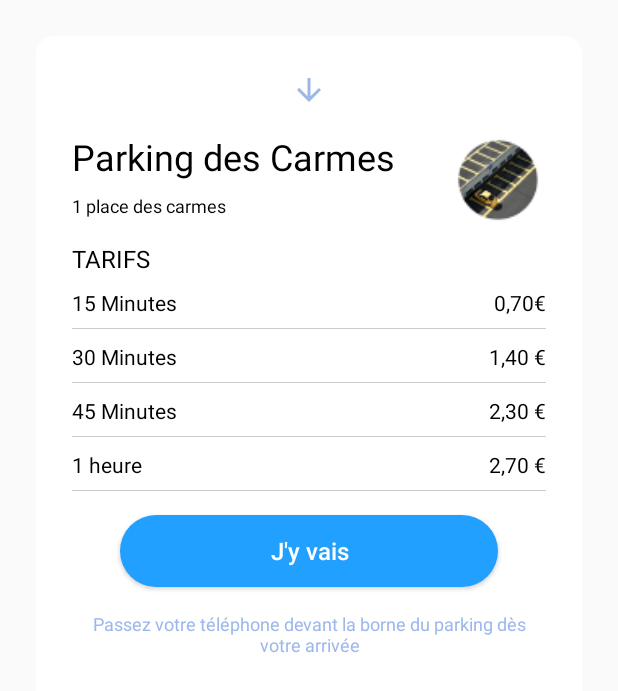
After one commit to appstud/nfc_card, an Android app: the layout parking_dialog_fragment_bottom_sheet.xml on its own in the app's theme, with its tools: preview values and no code run, on a phone screen of 412 x 824 dp. The commit adds this screen. Shown: the top 691 px of the screen. Run offline under Robolectric (Android 15) with nearby library versions, the light colour scheme and no system bars.

Commit message:
style on parking details. fixed text for now.

```diff
--- a/app/src/main/java/com/appstud/parking/MapsActivity.java
+++ b/app/src/main/java/com/appstud/parking/MapsActivity.java
@@ -7,6 +7,7 @@ import android.graphics.Bitmap;
 import android.nfc.NfcAdapter;
 import android.os.Bundle;
 import android.support.annotation.NonNull;
+import android.support.design.widget.BottomSheetDialogFragment;
 import android.support.v4.app.ActivityCompat;
 import android.support.v4.content.ContextCompat;
 import android.support.v7.app.AppCompatActivity;
@@ -35,7 +36,7 @@ import java.io.InputStream;
 import butterknife.ButterKnife;
 
 public class MapsActivity extends AppCompatActivity implements OnMapReadyCallback,
-        ActivityCompat.OnRequestPermissionsResultCallback {
+        ActivityCompat.OnRequestPermissionsResultCallback, GoogleMap.OnMarkerClickListener {
 
     private static final String TAG = MapsActivity.class.toString();
     /**
@@ -97,6 +98,8 @@ public class MapsActivity extends AppCompatActivity implements OnMapReadyCallbac
     @Override
     public void onMapReady(GoogleMap googleMap) {
         mMap = googleMap;
+        mMap.setOnMarkerClickListener(this);
+
         int paddingInPixels = UIUtils.dpToPx(56, getResources().getDisplayMetrics());
         mMap.setPadding(0, paddingInPixels, 0, paddingInPixels);
         try {
@@ -230,7 +233,6 @@ public class MapsActivity extends AppCompatActivity implements OnMapReadyCallbac
                         }
                     });
 
-
         }
     }
 
@@ -241,4 +243,16 @@ public class MapsActivity extends AppCompatActivity implements OnMapReadyCallbac
         nfcAdapter.disableReaderMode(this);
         nfcAdapter.disableForegroundDispatch(this);
     }
+
+    @Override
+    public boolean onMarkerClick(Marker marker) {
+        PlaceModel tmpPlaceModel = (PlaceModel) marker.getTag();
+
+        if (tmpPlaceModel.getContent() != null) {
+            BottomSheetDialogFragment bottomSheetDialogFragment = new ParkingDetailsBottomSheetDialogFragment();
+            bottomSheetDialogFragment.show(getSupportFragmentManager(), bottomSheetDialogFragment.getTag());
+        }
+
+        return false;
+    }
 }
--- /dev/null
+++ b/app/src/main/java/com/appstud/parking/ParkingDetailsBottomSheetDialogFragment.java
@@ -0,0 +1,43 @@
+package com.appstud.parking;
+
+import android.app.Dialog;
+import android.support.annotation.NonNull;
+import android.support.design.widget.BottomSheetBehavior;
+import android.support.design.widget.BottomSheetDialogFragment;
+import android.support.design.widget.CoordinatorLayout;
+import android.view.View;
+
+public class ParkingDetailsBottomSheetDialogFragment extends BottomSheetDialogFragment {
+
+    private BottomSheetBehavior.BottomSheetCallback mBottomSheetBehaviorCallback = new BottomSheetBehavior.BottomSheetCallback() {
+
+        @Override
+        public void onStateChanged(@NonNull View bottomSheet, int newState) {
+            if (newState == BottomSheetBehavior.STATE_HIDDEN) {
+                dismiss();
+            }
+
+        }
+
+        @Override
+        public void onSlide(@NonNull View bottomSheet, float slideOffset) {
+        }
+    };
+
+    @Override
+    public void setupDialog(Dialog dialog, int style) {
+        super.setupDialog(dialog, style);
+        View contentView = View.inflate(getContext(), R.layout.parking_dialog_fragment_bottom_sheet, null);
+        dialog.setContentView(contentView);
+
+        CoordinatorLayout.LayoutParams params = (CoordinatorLayout.LayoutParams) ((View) contentView.getParent()).getLayoutParams();
+        CoordinatorLayout.Behavior behavior = params.getBehavior();
+
+        ((View) contentView.getParent()).setBackgroundColor(getResources().getColor(android.R.color.transparent));
+
+        if (behavior != null && behavior instanceof BottomSheetBehavior) {
+            ((BottomSheetBehavior) behavior).setBottomSheetCallback(mBottomSheetBehaviorCallback);
+        }
+
+    }
+}
--- /dev/null
+++ b/app/src/main/res/drawable-mdpi/top_round_rectangle.xml
@@ -0,0 +1,10 @@
+<?xml version="1.0" encoding="utf-8"?>
+<shape xmlns:android="http://schemas.android.com/apk/res/android"
+       android:shape="rectangle">
+    <solid android:color="@android:color/white"/>
+    <corners
+        android:topLeftRadius="@dimen/round_sheet_radius"
+        android:topRightRadius="@dimen/round_sheet_radius"
+
+        />
+</shape>
--- /dev/null
+++ b/app/src/main/res/drawable/bottom_grey_border.xml
@@ -0,0 +1,22 @@
+<?xml version="1.0" encoding="utf-8"?>
+<layer-list xmlns:android="http://schemas.android.com/apk/res/android">
+
+    <item>
+
+        <shape>
+            <stroke
+                android:width="0.7dp"
+                android:color="@color/grey"
+                />
+        </shape>
+
+    </item>
+
+    <item android:bottom="1dp">
+        <shape>
+            <padding android:top="1dp"/>
+            <solid android:color="@color/white"/>
+        </shape>
+    </item>
+
+</layer-list>
--- /dev/null
+++ b/app/src/main/res/drawable/ic_arrow_downward_black_24dp.xml
@@ -0,0 +1,9 @@
+<vector xmlns:android="http://schemas.android.com/apk/res/android"
+        android:width="24dp"
+        android:height="24dp"
+        android:viewportWidth="24.0"
+        android:viewportHeight="24.0">
+    <path
+        android:pathData="M20,12l-1.41,-1.41L13,16.17V4h-2v12.17l-5.58,-5.59L4,12l8,8 8,-8z"
+        android:fillColor="#010101"/>
+</vector>
--- /dev/null
+++ b/app/src/main/res/drawable/white_round.xml
@@ -0,0 +1,6 @@
+<?xml version="1.0" encoding="utf-8"?>
+<shape xmlns:android="http://schemas.android.com/apk/res/android"
+       android:shape="rectangle">
+    <solid android:color="@android:color/white"/>
+    <corners android:radius="@dimen/round_button_radius"/>
+</shape>
--- a/app/src/main/res/layout/content_nfc.xml
+++ b/app/src/main/res/layout/content_nfc.xml
@@ -203,20 +203,9 @@
 
         <Button
             android:id="@+id/parking_receipt_btn"
-            android:layout_width="match_parent"
-            android:layout_height="wrap_content"
+            style="@style/CallToAction"
 
-            android:layout_marginBottom="@dimen/padding_medium"
-            android:layout_marginLeft="@dimen/padding_large"
-            android:layout_marginRight="@dimen/padding_large"
-            android:layout_marginTop="@dimen/padding_medium"
-
-            android:background="@drawable/blue_round_button"
             android:text="@string/get_parking_receipt"
-            android:textAllCaps="false"
-            android:textColor="@color/white"
-            android:textSize="@dimen/text_size_regular"
-
             />
     </LinearLayout>
 
--- /dev/null
+++ b/app/src/main/res/layout/parking_dialog_fragment_bottom_sheet.xml
@@ -0,0 +1,215 @@
+<?xml version="1.0" encoding="utf-8"?>
+<LinearLayout
+    xmlns:android="http://schemas.android.com/apk/res/android"
+    xmlns:app="http://schemas.android.com/apk/res-auto"
+    android:layout_width="match_parent"
+    android:layout_height="match_parent"
+    android:background="@android:color/transparent"
+    android:paddingLeft="@dimen/padding_sheet"
+    android:paddingRight="@dimen/padding_sheet"
+
+    android:paddingTop="@dimen/padding_sheet"
+    >
+
+
+    <RelativeLayout
+        android:layout_width="match_parent"
+        android:layout_height="wrap_content"
+        android:background="@drawable/top_round_rectangle"
+        android:orientation="vertical"
+        android:padding="@dimen/padding_sheet"
+        >
+
+        <ImageView
+            android:id="@+id/arrow"
+            android:layout_width="wrap_content"
+            android:layout_height="wrap_content"
+            android:layout_alignParentTop="true"
+            android:layout_centerHorizontal="true"
+            android:layout_gravity="center"
+            android:layout_marginBottom="@dimen/padding_medium"
+            android:tint="@color/purple"
+            app:srcCompat="@drawable/ic_arrow_downward_black_24dp"
+            />
+
+        <TextView
+            android:id="@+id/parking_details_name"
+            android:layout_width="wrap_content"
+            android:layout_height="wrap_content"
+            android:layout_alignParentLeft="true"
+            android:layout_below="@+id/arrow"
+            android:layout_toLeftOf="@+id/parking_details_picture"
+            android:text="Parking des Carmes"
+            android:textColor="@android:color/black"
+            android:textSize="@dimen/text_size_large"
+            />
+
+        <TextView
+            android:id="@+id/parking_details_address"
+            android:layout_width="wrap_content"
+            android:layout_height="wrap_content"
+            android:layout_alignParentLeft="true"
+            android:layout_below="@+id/parking_details_name"
+            android:layout_marginTop="@dimen/padding_small"
+            android:layout_toLeftOf="@+id/parking_details_picture"
+            android:text="1 place des carmes"
+            android:textColor="@android:color/black"
+
+            android:textSize="@dimen/text_size_small"
+            />
+
+        <ImageView
+            android:id="@+id/parking_details_picture"
+            android:layout_width="@dimen/parking_details_picture_size"
+            android:layout_height="@dimen/parking_details_picture_size"
+            android:layout_alignParentRight="true"
+            android:layout_below="@+id/arrow"
+            android:background="@drawable/white_round"
+            app:srcCompat="@drawable/carmes"/>
+
+        <LinearLayout
+            android:layout_width="match_parent"
+            android:layout_height="wrap_content"
+            android:layout_below="@+id/parking_details_address"
+            android:layout_marginTop="@dimen/padding_medium"
+            android:orientation="vertical">
+
+
+            <TextView
+                android:id="@+id/parking_details_price_title"
+                android:layout_width="match_parent"
+                android:layout_height="wrap_content"
+                android:text="@string/parking_details_price_title"
+                android:textAllCaps="true"
+                android:textColor="@android:color/black"
+                android:textSize="@dimen/text_size_regular"/>
+
+            <LinearLayout
+                style="@style/ParkingPriceLayout"
+                android:layout_width="match_parent"
+
+
+                android:layout_height="wrap_content"
+
+                android:orientation="horizontal"
+                >
+
+                <TextView
+                    style="@style/ParkingPrice"
+                    android:layout_width="0dp"
+                    android:layout_height="wrap_content"
+                    android:layout_weight="1"
+                    android:text="@string/parking_details_first_price_label"/>
+
+                <TextView
+                    style="@style/ParkingPrice"
+                    android:layout_width="0dp"
+                    android:layout_height="wrap_content"
+                    android:layout_weight="1"
+                    android:gravity="end"
+
+                    android:text="@string/parking_details_first_price_value"/>
+            </LinearLayout>
+
+            <LinearLayout
+                style="@style/ParkingPriceLayout"
+                android:layout_width="match_parent"
+
+
+                android:layout_height="wrap_content"
+
+                android:orientation="horizontal"
+                >
+
+                <TextView
+                    style="@style/ParkingPrice"
+                    android:layout_width="0dp"
+                    android:layout_height="wrap_content"
+                    android:layout_weight="1"
+                    android:text="@string/parking_details_second_price_label"/>
+
+                <TextView
+                    style="@style/ParkingPrice"
+                    android:layout_width="0dp"
+                    android:layout_height="wrap_content"
+                    android:layout_weight="1"
+                    android:gravity="end"
+
+                    android:text="@string/parking_details_second_price_value"/>
+            </LinearLayout>
+
+            <LinearLayout
+                style="@style/ParkingPriceLayout"
+                android:layout_width="match_parent"
+
+
+                android:layout_height="wrap_content"
+
+                android:orientation="horizontal"
+                >
+
+                <TextView
+                    style="@style/ParkingPrice"
+                    android:layout_width="0dp"
+                    android:layout_height="wrap_content"
+                    android:layout_weight="1"
+                    android:text="@string/parking_details_third_price_label"/>
+
+                <TextView
+                    style="@style/ParkingPrice"
+                    android:layout_width="0dp"
+                    android:layout_height="wrap_content"
+                    android:layout_weight="1"
+                    android:gravity="end"
+
+                    android:text="@string/parking_details_third_price_value"/>
+            </LinearLayout>
+
+            <LinearLayout
+                style="@style/ParkingPriceLayout"
+                android:layout_width="match_parent"
+
+
+                android:layout_height="wrap_content"
+
+                android:orientation="horizontal"
+                >
+
+                <TextView
+                    style="@style/ParkingPrice"
+                    android:layout_width="0dp"
+                    android:layout_height="wrap_content"
+                    android:layout_weight="1"
+                    android:text="@string/parking_details_fourth_price_label"/>
+
+                <TextView
+                    style="@style/ParkingPrice"
+                    android:layout_width="0dp"
+                    android:layout_height="wrap_content"
+                    android:layout_weight="1"
+                    android:gravity="end"
+
+                    android:text="@string/parking_details_fourth_price_value"/>
+            </LinearLayout>
+
+            <Button
+                style="@style/CallToAction"
+                android:layout_width="match_parent"
+                android:layout_height="wrap_content"
+                android:text="@string/go_to_parking"
+                />
+
+            <TextView
+                android:layout_width="match_parent"
+                android:layout_height="match_parent"
+                android:layout_gravity="center"
+                android:gravity="center"
+                android:text="@string/use_your_phone_on_parking_station"
+                android:textColor="@color/purple"
+                android:textSize="@dimen/text_size_small"
+                />
+        </LinearLayout>
+
+    </RelativeLayout>
+
+</LinearLayout>
--- a/app/src/main/res/values/colors.xml
+++ b/app/src/main/res/values/colors.xml
@@ -1,11 +1,12 @@
 <?xml version="1.0" encoding="utf-8"?>
 <resources>
     <color name="colorPrimary">#FFFFFF</color>
-    <color name="colorPrimaryDark">#CCCCCC</color>
+    <color name="colorPrimaryDark">@color/grey</color>
     <color name="colorAccent">@color/blue</color>
 
     <color name="blue">#21A0FF</color>
     <color name="purple">#9CB8EA</color>
     <color name="white">#ffffff</color>
+    <color name="grey">#cccccc</color>
 
 </resources>
--- a/app/src/main/res/values/dimens.xml
+++ b/app/src/main/res/values/dimens.xml
@@ -7,11 +7,14 @@
     <dimen name="parking_ticket_details_margin">30dp</dimen>
     <dimen name="close_icon_size">32dp</dimen>
     <dimen name="padding_medium">16dp</dimen>
+    <dimen name="padding_sheet">24dp</dimen>
     <dimen name="text_size_regular">16sp</dimen>
     <dimen name="padding_large">32dp</dimen>
-    <dimen name="padding_xlarge">48dp</dimen>
     <dimen name="text_size_large">24sp</dimen>
     <dimen name="padding_small">8dp</dimen>
     <dimen name="text_size_small">12sp</dimen>
     <dimen name="round_button_radius">32dp</dimen>
+    <dimen name="round_sheet_radius">12dp</dimen>
+    <dimen name="parking_details_picture_size">64dp</dimen>
+
 </resources>
--- a/app/src/main/res/values/strings.xml
+++ b/app/src/main/res/values/strings.xml
@@ -33,5 +33,16 @@
     <string name="time_spent">Time spent</string>
     <string name="time_spent_value">1:30</string>
     <string name="get_parking_receipt_toast">Work in progress</string>
+    <string name="parking_details_price_title">Tarifs</string>
+    <string name="parking_details_first_price_label">15 Minutes</string>
+    <string name="parking_details_first_price_value">0,70€</string>
+    <string name="parking_details_second_price_label">30 Minutes</string>
+    <string name="parking_details_second_price_value">1,40 €</string>
+    <string name="parking_details_third_price_label">45 Minutes</string>
+    <string name="parking_details_third_price_value">2,30 €</string>
+    <string name="parking_details_fourth_price_label">1 heure</string>
+    <string name="parking_details_fourth_price_value">2,70 €</string>
+    <string name="go_to_parking">J\'y vais</string>
+    <string name="use_your_phone_on_parking_station">Passez votre téléphone devant la borne du parking dès votre arrivée</string>
 
 </resources>
--- a/app/src/main/res/values/styles.xml
+++ b/app/src/main/res/values/styles.xml
@@ -8,9 +8,22 @@
         <item name="colorAccent">@color/colorAccent</item>
     </style>
 
+
+    <style name="AppBottomSheetDialogTheme"
+           parent="Theme.Design.Light.BottomSheetDialog">
+        <item name="bottomSheetStyle">@style/AppModalStyle</item>
+    </style>
+
+    <style name="AppModalStyle"
+           parent="Widget.Design.BottomSheet.Modal">
+        <item name="behavior_peekHeight">500dp</item>
+    </style>
+
     <style name="AppTheme.NoActionBar">
         <item name="windowActionBar">false</item>
         <item name="windowNoTitle">true</item>
+        <item name="bottomSheetDialogTheme">@style/AppBottomSheetDialogTheme</item>
+
 
     </style>
 
@@ -23,4 +36,30 @@
 
     <style name="AppTheme.PopupOverlay" parent="ThemeOverlay.AppCompat.Light"/>
 
+    <style name="ParkingPrice">
+        <item name="android:textColor">@android:color/black</item>
+    </style>
+
+    <style name="ParkingPriceLayout">
+        <item name="android:layout_marginTop">@dimen/padding_small</item>
+        <item name="android:paddingBottom">@dimen/padding_small</item>
+        <item name="android:background">@drawable/bottom_grey_border</item>
+    </style>
+
+    <style name="CallToAction">
+        <item name="android:layout_width">match_parent</item>
+        <item name="android:layout_height">match_parent</item>
+        <item name="android:layout_marginTop">@dimen/padding_medium</item>
+        <item name="android:layout_marginBottom">@dimen/padding_medium</item>
+        <item name="android:layout_marginLeft">@dimen/padding_large</item>
+        <item name="android:layout_marginRight">@dimen/padding_large</item>
+
+        <item name="android:background">@drawable/blue_round_button</item>
+
+        <item name="android:textAllCaps">false</item>
+        <item name="android:textColor">@color/white</item>
+        <item name="android:textSize">@dimen/text_size_regular</item>
+
+    </style>
+
 </resources>
```
